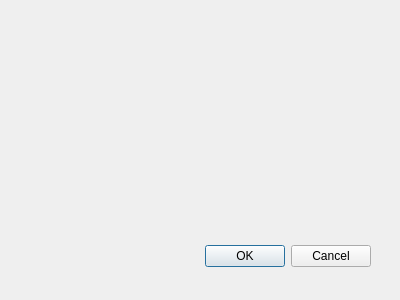
jingjunlai/QtProj, file dialogspo2set.ui: the form before one commit.
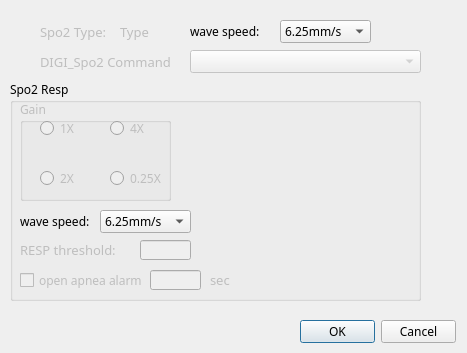
The form after the commit.

The edit to the form file:
```diff
--- a/dialogspo2set.ui
+++ b/dialogspo2set.ui
@@ -3,25 +3,33 @@
  <comment/>
  <exportmacro/>
  <class>DialogSPO2Set</class>
- <widget name="DialogSPO2Set" class="QDialog">
+ <widget class="QDialog" name="DialogSPO2Set">
+  <property name="enabled">
+   <bool>true</bool>
+  </property>
   <property name="geometry">
    <rect>
     <x>0</x>
     <y>0</y>
-    <width>400</width>
-    <height>300</height>
+    <width>467</width>
+    <height>353</height>
    </rect>
   </property>
+  <property name="font">
+   <font>
+    <family>微软雅黑</family>
+   </font>
+  </property>
   <property name="windowTitle">
    <string>Dialog</string>
   </property>
   <widget name="buttonBox" class="QDialogButtonBox">
    <property name="geometry">
     <rect>
-     <x>30</x>
-     <y>240</y>
-     <width>341</width>
-     <height>32</height>
+     <x>300</x>
+     <y>320</y>
+     <width>156</width>
+     <height>23</height>
     </rect>
    </property>
    <property name="orientation">
@@ -31,6 +39,356 @@
     <set>QDialogButtonBox::Cancel|QDialogButtonBox::Ok</set>
    </property>
   </widget>
+  <widget class="QLabel" name="label">
+   <property name="enabled">
+    <bool>false</bool>
+   </property>
+   <property name="geometry">
+    <rect>
+     <x>40</x>
+     <y>20</y>
+     <width>68</width>
+     <height>23</height>
+    </rect>
+   </property>
+   <property name="font">
+    <font>
+     <pointsize>10</pointsize>
+    </font>
+   </property>
+   <property name="text">
+    <string>Spo2 Type:</string>
+   </property>
+  </widget>
+  <widget class="QLabel" name="labelSpo2Type">
+   <property name="enabled">
+    <bool>false</bool>
+   </property>
+   <property name="geometry">
+    <rect>
+     <x>120</x>
+     <y>20</y>
+     <width>29</width>
+     <height>23</height>
+    </rect>
+   </property>
+   <property name="font">
+    <font>
+     <pointsize>10</pointsize>
+    </font>
+   </property>
+   <property name="text">
+    <string>Type</string>
+   </property>
+  </widget>
+  <widget class="QLabel" name="label_3">
+   <property name="enabled">
+    <bool>false</bool>
+   </property>
+   <property name="geometry">
+    <rect>
+     <x>40</x>
+     <y>50</y>
+     <width>134</width>
+     <height>23</height>
+    </rect>
+   </property>
+   <property name="font">
+    <font>
+     <pointsize>10</pointsize>
+    </font>
+   </property>
+   <property name="text">
+    <string>DIGI_Spo2 Command</string>
+   </property>
+  </widget>
+  <widget class="QComboBox" name="comboBoxCommand">
+   <property name="enabled">
+    <bool>false</bool>
+   </property>
+   <property name="geometry">
+    <rect>
+     <x>190</x>
+     <y>50</y>
+     <width>231</width>
+     <height>23</height>
+    </rect>
+   </property>
+  </widget>
+  <widget class="QGroupBox" name="groupBox">
+   <property name="geometry">
+    <rect>
+     <x>10</x>
+     <y>80</y>
+     <width>411</width>
+     <height>221</height>
+    </rect>
+   </property>
+   <property name="title">
+    <string>Spo2 Resp</string>
+   </property>
+   <widget class="QGroupBox" name="groupBox_2">
+    <property name="enabled">
+     <bool>false</bool>
+    </property>
+    <property name="geometry">
+     <rect>
+      <x>10</x>
+      <y>20</y>
+      <width>151</width>
+      <height>101</height>
+     </rect>
+    </property>
+    <property name="title">
+     <string>Gain</string>
+    </property>
+    <widget class="QRadioButton" name="radioButton1X">
+     <property name="geometry">
+      <rect>
+       <x>20</x>
+       <y>20</y>
+       <width>35</width>
+       <height>16</height>
+      </rect>
+     </property>
+     <property name="text">
+      <string>1X</string>
+     </property>
+    </widget>
+    <widget class="QRadioButton" name="radioButton4X">
+     <property name="geometry">
+      <rect>
+       <x>90</x>
+       <y>20</y>
+       <width>35</width>
+       <height>16</height>
+      </rect>
+     </property>
+     <property name="text">
+      <string>4X</string>
+     </property>
+    </widget>
+    <widget class="QRadioButton" name="radioButton2X">
+     <property name="geometry">
+      <rect>
+       <x>20</x>
+       <y>70</y>
+       <width>35</width>
+       <height>16</height>
+      </rect>
+     </property>
+     <property name="text">
+      <string>2X</string>
+     </property>
+    </widget>
+    <widget class="QRadioButton" name="radioButton0_25X">
+     <property name="geometry">
+      <rect>
+       <x>90</x>
+       <y>70</y>
+       <width>53</width>
+       <height>16</height>
+      </rect>
+     </property>
+     <property name="text">
+      <string>0.25X</string>
+     </property>
+    </widget>
+   </widget>
+   <widget class="QLineEdit" name="lineEditApnea">
+    <property name="enabled">
+     <bool>false</bool>
+    </property>
+    <property name="geometry">
+     <rect>
+      <x>140</x>
+      <y>190</y>
+      <width>51</width>
+      <height>20</height>
+     </rect>
+    </property>
+    <property name="text">
+     <string/>
+    </property>
+   </widget>
+   <widget class="QCheckBox" name="checkBoxApnea">
+    <property name="enabled">
+     <bool>false</bool>
+    </property>
+    <property name="geometry">
+     <rect>
+      <x>10</x>
+      <y>190</y>
+      <width>130</width>
+      <height>21</height>
+     </rect>
+    </property>
+    <property name="text">
+     <string>open apnea alarm</string>
+    </property>
+   </widget>
+   <widget class="QLabel" name="label_4">
+    <property name="geometry">
+     <rect>
+      <x>10</x>
+      <y>130</y>
+      <width>72</width>
+      <height>23</height>
+     </rect>
+    </property>
+    <property name="text">
+     <string>wave speed:</string>
+    </property>
+   </widget>
+   <widget class="QLabel" name="label_5">
+    <property name="enabled">
+     <bool>false</bool>
+    </property>
+    <property name="geometry">
+     <rect>
+      <x>10</x>
+      <y>160</y>
+      <width>111</width>
+      <height>20</height>
+     </rect>
+    </property>
+    <property name="font">
+     <font>
+      <pointsize>10</pointsize>
+     </font>
+    </property>
+    <property name="text">
+     <string>RESP threshold:</string>
+    </property>
+   </widget>
+   <widget class="QLabel" name="label_6">
+    <property name="enabled">
+     <bool>false</bool>
+    </property>
+    <property name="geometry">
+     <rect>
+      <x>200</x>
+      <y>190</y>
+      <width>21</width>
+      <height>20</height>
+     </rect>
+    </property>
+    <property name="font">
+     <font>
+      <pointsize>10</pointsize>
+     </font>
+    </property>
+    <property name="text">
+     <string>sec</string>
+    </property>
+   </widget>
+   <widget class="QLineEdit" name="lineEditThreshold">
+    <property name="enabled">
+     <bool>false</bool>
+    </property>
+    <property name="geometry">
+     <rect>
+      <x>130</x>
+      <y>160</y>
+      <width>51</width>
+      <height>20</height>
+     </rect>
+    </property>
+   </widget>
+   <widget class="QComboBox" name="comboBoxWaveSpeedResp">
+    <property name="geometry">
+     <rect>
+      <x>90</x>
+      <y>130</y>
+      <width>91</width>
+      <height>23</height>
+     </rect>
+    </property>
+    <item>
+     <property name="text">
+      <string>6.25mm/s</string>
+     </property>
+    </item>
+    <item>
+     <property name="text">
+      <string>12.5mm/s</string>
+     </property>
+    </item>
+    <item>
+     <property name="text">
+      <string>25mm/s</string>
+     </property>
+    </item>
+    <item>
+     <property name="text">
+      <string>50mm/s</string>
+     </property>
+    </item>
+    <item>
+     <property name="text">
+      <string>100mm/s</string>
+     </property>
+    </item>
+    <item>
+     <property name="text">
+      <string>full speed</string>
+     </property>
+    </item>
+   </widget>
+  </widget>
+  <widget class="QComboBox" name="comboBoxWaveSpeedSpo2">
+   <property name="geometry">
+    <rect>
+     <x>280</x>
+     <y>20</y>
+     <width>91</width>
+     <height>23</height>
+    </rect>
+   </property>
+   <item>
+    <property name="text">
+     <string>6.25mm/s</string>
+    </property>
+   </item>
+   <item>
+    <property name="text">
+     <string>12.5mm/s</string>
+    </property>
+   </item>
+   <item>
+    <property name="text">
+     <string>25mm/s</string>
+    </property>
+   </item>
+   <item>
+    <property name="text">
+     <string>50mm/s</string>
+    </property>
+   </item>
+   <item>
+    <property name="text">
+     <string>100mm/s</string>
+    </property>
+   </item>
+   <item>
+    <property name="text">
+     <string>full speed</string>
+    </property>
+   </item>
+  </widget>
+  <widget class="QLabel" name="label_7">
+   <property name="geometry">
+    <rect>
+     <x>190</x>
+     <y>20</y>
+     <width>72</width>
+     <height>23</height>
+    </rect>
+   </property>
+   <property name="text">
+    <string>wave speed:</string>
+   </property>
+  </widget>
  </widget>
  <pixmapfunction/>
  <resources/>
```
Left out of the diff: 7 changed lines with no effect on the pictures.
